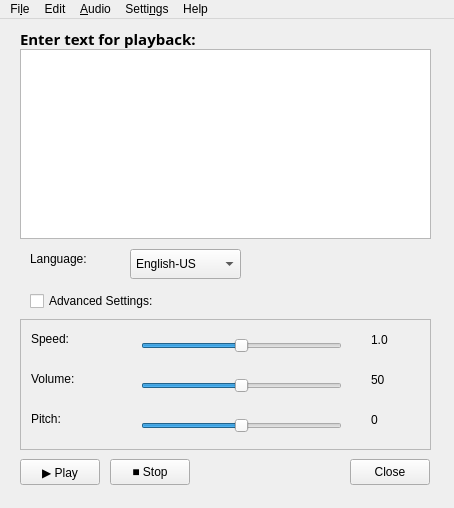
Qt form src/qpicospeaker.ui (Shadowsith/qpicospeaker) before a commit.
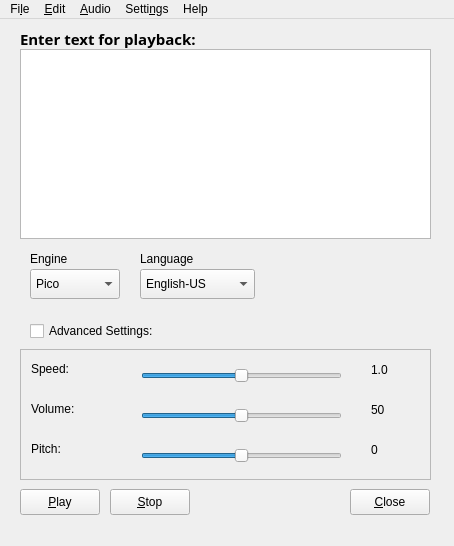
The same form after that commit. Icons and pictures are not drawn.

Commit message: add new combobox and label, implement google text to speech logic to TTS class

The edit to the form file:
```diff
--- a/src/qpicospeaker.ui
+++ b/src/qpicospeaker.ui
@@ -7,7 +7,7 @@
     <x>0</x>
     <y>0</y>
     <width>454</width>
-    <height>508</height>
+    <height>546</height>
    </rect>
   </property>
   <property name="windowTitle">
@@ -23,9 +23,9 @@
    <widget class="QComboBox" name="cmbLang">
     <property name="geometry">
      <rect>
-      <x>130</x>
-      <y>230</y>
-      <width>111</width>
+      <x>140</x>
+      <y>250</y>
+      <width>115</width>
       <height>30</height>
      </rect>
     </property>
@@ -43,6 +43,9 @@
 	padding-left: 5px;
 }</string>
     </property>
+    <property name="editable">
+     <bool>false</bool>
+    </property>
     <property name="currentText">
      <string>English-US</string>
     </property>
@@ -103,21 +106,21 @@
    <widget class="QLabel" name="lblLang">
     <property name="geometry">
      <rect>
-      <x>30</x>
+      <x>140</x>
       <y>230</y>
-      <width>81</width>
+      <width>115</width>
       <height>20</height>
      </rect>
     </property>
     <property name="text">
-     <string>Language:</string>
+     <string>Language</string>
     </property>
    </widget>
    <widget class="QPushButton" name="btnClose">
     <property name="geometry">
      <rect>
       <x>350</x>
-      <y>440</y>
+      <y>470</y>
       <width>80</width>
       <height>26</height>
      </rect>
@@ -126,7 +129,7 @@
      <cursorShape>PointingHandCursor</cursorShape>
     </property>
     <property name="text">
-     <string>Close</string>
+     <string>&amp;Close</string>
     </property>
    </widget>
    <widget class="QLabel" name="lblInputDesc">
@@ -158,7 +161,7 @@
     <property name="geometry">
      <rect>
       <x>110</x>
-      <y>440</y>
+      <y>470</y>
       <width>80</width>
       <height>26</height>
      </rect>
@@ -167,14 +170,14 @@
      <cursorShape>PointingHandCursor</cursorShape>
     </property>
     <property name="text">
-     <string>■ Stop</string>
+     <string>&amp;Stop</string>
     </property>
    </widget>
    <widget class="QPushButton" name="btnPlay">
     <property name="geometry">
      <rect>
       <x>20</x>
-      <y>440</y>
+      <y>470</y>
       <width>80</width>
       <height>26</height>
      </rect>
@@ -189,14 +192,14 @@
      <cursorShape>PointingHandCursor</cursorShape>
     </property>
     <property name="text">
-     <string>▶ Play</string>
+     <string>&amp;Play</string>
     </property>
    </widget>
    <widget class="QScrollArea" name="saSliders">
     <property name="geometry">
      <rect>
       <x>20</x>
-      <y>300</y>
+      <y>330</y>
       <width>411</width>
       <height>131</height>
      </rect>
@@ -387,7 +390,7 @@
     <property name="geometry">
      <rect>
       <x>30</x>
-      <y>270</y>
+      <y>300</y>
       <width>401</width>
       <height>24</height>
      </rect>
@@ -396,6 +399,52 @@
      <string>Advanced Settings:</string>
     </property>
    </widget>
+   <widget class="QComboBox" name="cmbEng">
+    <property name="geometry">
+     <rect>
+      <x>30</x>
+      <y>250</y>
+      <width>90</width>
+      <height>30</height>
+     </rect>
+    </property>
+    <property name="styleSheet">
+     <string notr="true">#cmbEng {
+	padding-left: 5px;
+}</string>
+    </property>
+    <property name="currentIndex">
+     <number>2</number>
+    </property>
+    <item>
+     <property name="text">
+      <string>Espeak</string>
+     </property>
+    </item>
+    <item>
+     <property name="text">
+      <string>Google</string>
+     </property>
+    </item>
+    <item>
+     <property name="text">
+      <string>Pico</string>
+     </property>
+    </item>
+   </widget>
+   <widget class="QLabel" name="lblEng">
+    <property name="geometry">
+     <rect>
+      <x>30</x>
+      <y>230</y>
+      <width>90</width>
+      <height>20</height>
+     </rect>
+    </property>
+    <property name="text">
+     <string>Engine</string>
+    </property>
+   </widget>
   </widget>
   <widget class="QMenuBar" name="menuBar">
    <property name="geometry">
@@ -418,7 +467,7 @@
    </widget>
    <widget class="QMenu" name="menuEdit">
     <property name="title">
-     <string>Edit</string>
+     <string>&amp;Edit</string>
     </property>
     <addaction name="actionCut"/>
     <addaction name="actionCopy"/>
```
Left out of the diff: 10 changed lines with no effect on the pictures. The commit also changes 9 other files.
